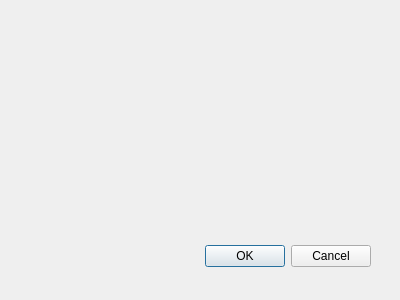
Bahamuttg/PiRinter3D, file probeconfigdialog.ui: the form before one commit.
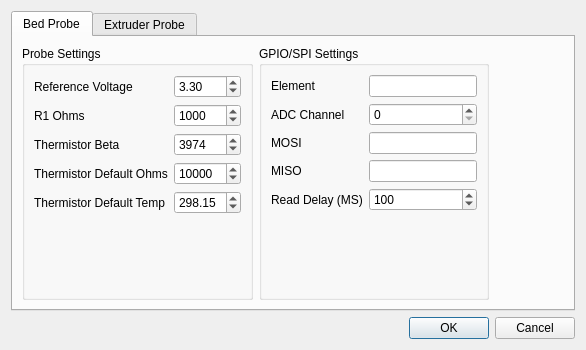
The form after the commit. Icons and pictures are not drawn.

Commit message: Switchover to PiGPIO complete. SPI interface for ADC converters started. Initital testing of the motor controller interface 100/100.

The edit to the form file:
```diff
--- a/probeconfigdialog.ui
+++ b/probeconfigdialog.ui
@@ -8,29 +8,482 @@
    <rect>
     <x>0</x>
     <y>0</y>
-    <width>400</width>
-    <height>300</height>
+    <width>586</width>
+    <height>350</height>
    </rect>
   </property>
   <property name="windowTitle">
    <string>Dialog</string>
   </property>
-  <widget name="buttonBox" class="QDialogButtonBox">
-   <property name="geometry">
-    <rect>
-     <x>30</x>
-     <y>240</y>
-     <width>341</width>
-     <height>32</height>
-    </rect>
-   </property>
-   <property name="orientation">
-    <enum>Qt::Horizontal</enum>
-   </property>
-   <property name="standardButtons">
-    <set>QDialogButtonBox::Cancel|QDialogButtonBox::Ok</set>
-   </property>
-  </widget>
+  <property name="windowIcon">
+   <iconset resource="PiRinter.qrc">
+    <normaloff>:/PiRinter/Icons/Resources/glossy_3d_blue_orbs2_106.png</normaloff>:/PiRinter/Icons/Resources/glossy_3d_blue_orbs2_106.png</iconset>
+  </property>
+  <layout class="QGridLayout" name="gridLayout_3">
+   <item row="0" column="0">
+    <layout class="QGridLayout" name="gridLayout_2">
+     <item row="0" column="0">
+      <widget class="QTabWidget" name="tabThermalProbes">
+       <property name="currentIndex">
+        <number>0</number>
+       </property>
+       <widget class="QWidget" name="tpBedProbe">
+        <attribute name="title">
+         <string>Bed Probe</string>
+        </attribute>
+        <layout class="QVBoxLayout" name="verticalLayout">
+         <item>
+          <layout class="QGridLayout" name="gridLayout_4">
+           <item row="0" column="1">
+            <widget class="QGroupBox" name="groupBox_2">
+             <property name="title">
+              <string>GPIO/SPI Settings</string>
+             </property>
+             <layout class="QVBoxLayout" name="verticalLayout_3">
+              <item>
+               <layout class="QFormLayout" name="formLayout_2">
+                <property name="fieldGrowthPolicy">
+                 <enum>QFormLayout::AllNonFixedFieldsGrow</enum>
+                </property>
+                <item row="0" column="0">
+                 <widget class="QLabel" name="elementGPIOPinLabel">
+                  <property name="text">
+                   <string>Element</string>
+                  </property>
+                 </widget>
+                </item>
+                <item row="0" column="1">
+                 <widget class="QLineEdit" name="leBedElementPin"/>
+                </item>
+                <item row="2" column="0">
+                 <widget class="QLabel" name="mOSIPinLabel">
+                  <property name="text">
+                   <string>MOSI</string>
+                  </property>
+                 </widget>
+                </item>
+                <item row="2" column="1">
+                 <widget class="QLineEdit" name="leBedMOSI"/>
+                </item>
+                <item row="3" column="0">
+                 <widget class="QLabel" name="mISOPinLabel">
+                  <property name="text">
+                   <string>MISO</string>
+                  </property>
+                 </widget>
+                </item>
+                <item row="3" column="1">
+                 <widget class="QLineEdit" name="leBedMISO"/>
+                </item>
+                <item row="4" column="0">
+                 <widget class="QLabel" name="readDelayLabel">
+                  <property name="text">
+                   <string>Read Delay (MS)</string>
+                  </property>
+                 </widget>
+                </item>
+                <item row="4" column="1">
+                 <widget class="QSpinBox" name="seBedPWM">
+                  <property name="maximum">
+                   <number>9999</number>
+                  </property>
+                  <property name="value">
+                   <number>100</number>
+                  </property>
+                 </widget>
+                </item>
+                <item row="1" column="0">
+                 <widget class="QLabel" name="aDCChannelLabel_2">
+                  <property name="text">
+                   <string>ADC Channel</string>
+                  </property>
+                 </widget>
+                </item>
+                <item row="1" column="1">
+                 <widget class="QSpinBox" name="seBedADCCh"/>
+                </item>
+               </layout>
+              </item>
+              <item>
+               <spacer name="verticalSpacer">
+                <property name="orientation">
+                 <enum>Qt::Vertical</enum>
+                </property>
+                <property name="sizeHint" stdset="0">
+                 <size>
+                  <width>20</width>
+                  <height>40</height>
+                 </size>
+                </property>
+               </spacer>
+              </item>
+             </layout>
+            </widget>
+           </item>
+           <item row="0" column="0">
+            <widget class="QGroupBox" name="gbResistors">
+             <property name="title">
+              <string>Probe Settings</string>
+             </property>
+             <layout class="QVBoxLayout" name="verticalLayout_2">
+              <item>
+               <layout class="QFormLayout" name="formLayout">
+                <property name="fieldGrowthPolicy">
+                 <enum>QFormLayout::AllNonFixedFieldsGrow</enum>
+                </property>
+                <item row="0" column="0">
+                 <widget class="QLabel" name="referenceVoltageLabel">
+                  <property name="text">
+                   <string>Reference Voltage</string>
+                  </property>
+                 </widget>
+                </item>
+                <item row="0" column="1">
+                 <widget class="QDoubleSpinBox" name="seBedRefV">
+                  <property name="value">
+                   <double>3.300000000000000</double>
+                  </property>
+                 </widget>
+                </item>
+                <item row="1" column="0">
+                 <widget class="QLabel" name="r1ValueLabel">
+                  <property name="text">
+                   <string>R1 Ohms</string>
+                  </property>
+                 </widget>
+                </item>
+                <item row="1" column="1">
+                 <widget class="QSpinBox" name="seBedR1Ohms">
+                  <property name="maximum">
+                   <number>99999999</number>
+                  </property>
+                  <property name="value">
+                   <number>1000</number>
+                  </property>
+                 </widget>
+                </item>
+                <item row="2" column="0">
+                 <widget class="QLabel" name="thermistorBetaLabel">
+                  <property name="text">
+                   <string>Thermistor Beta</string>
+                  </property>
+                 </widget>
+                </item>
+                <item row="2" column="1">
+                 <widget class="QSpinBox" name="seBedBeta">
+                  <property name="maximum">
+                   <number>99999999</number>
+                  </property>
+                  <property name="value">
+                   <number>3974</number>
+                  </property>
+                 </widget>
+                </item>
+                <item row="3" column="0">
+                 <widget class="QLabel" name="thermistorDefaultOhmsLabel">
+                  <property name="text">
+                   <string>Thermistor Default Ohms</string>
+                  </property>
+                 </widget>
+                </item>
+                <item row="3" column="1">
+                 <widget class="QSpinBox" name="seBedProbeOhms">
+                  <property name="maximum">
+                   <number>99999999</number>
+                  </property>
+                  <property name="value">
+                   <number>10000</number>
+                  </property>
+                 </widget>
+                </item>
+                <item row="4" column="0">
+                 <widget class="QLabel" name="thermistorDefaultTempLabel">
+                  <property name="text">
+                   <string>Thermistor Default Temp</string>
+                  </property>
+                 </widget>
+                </item>
+                <item row="4" column="1">
+                 <widget class="QDoubleSpinBox" name="seBedProbeTemp">
+                  <property name="maximum">
+                   <double>999.990000000000009</double>
+                  </property>
+                  <property name="value">
+                   <double>298.149999999999977</double>
+                  </property>
+                 </widget>
+                </item>
+               </layout>
+              </item>
+              <item>
+               <spacer name="verticalSpacer_2">
+                <property name="orientation">
+                 <enum>Qt::Vertical</enum>
+                </property>
+                <property name="sizeHint" stdset="0">
+                 <size>
+                  <width>20</width>
+                  <height>40</height>
+                 </size>
+                </property>
+               </spacer>
+              </item>
+             </layout>
+            </widget>
+           </item>
+           <item row="0" column="2">
+            <spacer name="horizontalSpacer">
+             <property name="orientation">
+              <enum>Qt::Horizontal</enum>
+             </property>
+             <property name="sizeHint" stdset="0">
+              <size>
+               <width>40</width>
+               <height>20</height>
+              </size>
+             </property>
+            </spacer>
+           </item>
+          </layout>
+         </item>
+        </layout>
+       </widget>
+       <widget class="QWidget" name="tpExtProbe">
+        <attribute name="title">
+         <string>Extruder Probe</string>
+        </attribute>
+        <layout class="QVBoxLayout" name="verticalLayout_7">
+         <item>
+          <layout class="QGridLayout" name="gridLayout_5">
+           <item row="0" column="1">
+            <widget class="QGroupBox" name="groupBox_3">
+             <property name="title">
+              <string>GPIO/SPI Settings</string>
+             </property>
+             <layout class="QVBoxLayout" name="verticalLayout_5">
+              <item>
+               <layout class="QFormLayout" name="formLayout_4">
+                <property name="fieldGrowthPolicy">
+                 <enum>QFormLayout::AllNonFixedFieldsGrow</enum>
+                </property>
+                <item row="0" column="0">
+                 <widget class="QLabel" name="elementGPIOPinLabel_2">
+                  <property name="text">
+                   <string>Element</string>
+                  </property>
+                 </widget>
+                </item>
+                <item row="0" column="1">
+                 <widget class="QLineEdit" name="leBedElementPin_2"/>
+                </item>
+                <item row="2" column="0">
+                 <widget class="QLabel" name="mOSIPinLabel_2">
+                  <property name="text">
+                   <string>MOSI</string>
+                  </property>
+                 </widget>
+                </item>
+                <item row="2" column="1">
+                 <widget class="QLineEdit" name="leBedMOSI_2"/>
+                </item>
+                <item row="3" column="0">
+                 <widget class="QLabel" name="mISOPinLabel_2">
+                  <property name="text">
+                   <string>MISO</string>
+                  </property>
+                 </widget>
+                </item>
+                <item row="3" column="1">
+                 <widget class="QLineEdit" name="leBedMISO_2"/>
+                </item>
+                <item row="4" column="0">
+                 <widget class="QLabel" name="readDelayMSLabel">
+                  <property name="text">
+                   <string>Read Delay (MS)</string>
+                  </property>
+                 </widget>
+                </item>
+                <item row="4" column="1">
+                 <widget class="QSpinBox" name="seExtPWM">
+                  <property name="maximum">
+                   <number>9999</number>
+                  </property>
+                  <property name="value">
+                   <number>100</number>
+                  </property>
+                 </widget>
+                </item>
+                <item row="1" column="0">
+                 <widget class="QLabel" name="aDCChannelLabel">
+                  <property name="text">
+                   <string>ADC Channel</string>
+                  </property>
+                 </widget>
+                </item>
+                <item row="1" column="1">
+                 <widget class="QSpinBox" name="seExtADCCh"/>
+                </item>
+               </layout>
+              </item>
+              <item>
+               <spacer name="verticalSpacer_4">
+                <property name="orientation">
+                 <enum>Qt::Vertical</enum>
+                </property>
+                <property name="sizeHint" stdset="0">
+                 <size>
+                  <width>20</width>
+                  <height>40</height>
+                 </size>
+                </property>
+               </spacer>
+              </item>
+             </layout>
+            </widget>
+           </item>
+           <item row="0" column="0">
+            <widget class="QGroupBox" name="gbResistors_2">
+             <property name="title">
+              <string>Probe Settings</string>
+             </property>
+             <layout class="QVBoxLayout" name="verticalLayout_6">
+              <item>
+               <layout class="QFormLayout" name="formLayout_5">
+                <property name="fieldGrowthPolicy">
+                 <enum>QFormLayout::AllNonFixedFieldsGrow</enum>
+                </property>
+                <item row="0" column="0">
+                 <widget class="QLabel" name="referenceVoltageLabel_3">
+                  <property name="text">
+                   <string>Reference Voltage</string>
+                  </property>
+                 </widget>
+                </item>
+                <item row="0" column="1">
+                 <widget class="QDoubleSpinBox" name="seBedRefV_3">
+                  <property name="value">
+                   <double>3.300000000000000</double>
+                  </property>
+                 </widget>
+                </item>
+                <item row="1" column="0">
+                 <widget class="QLabel" name="r1ValueLabel_3">
+                  <property name="text">
+                   <string>R1 Ohms</string>
+                  </property>
+                 </widget>
+                </item>
+                <item row="1" column="1">
+                 <widget class="QSpinBox" name="seBedR1Ohms_3">
+                  <property name="maximum">
+                   <number>99999999</number>
+                  </property>
+                  <property name="value">
+                   <number>1000</number>
+                  </property>
+                 </widget>
+                </item>
+                <item row="2" column="0">
+                 <widget class="QLabel" name="thermistorBetaLabel_3">
+                  <property name="text">
+                   <string>Thermistor Beta</string>
+                  </property>
+                 </widget>
+                </item>
+                <item row="2" column="1">
+                 <widget class="QSpinBox" name="seBedBeta_3">
+                  <property name="maximum">
+                   <number>99999999</number>
+                  </property>
+                  <property name="value">
+                   <number>3974</number>
+                  </property>
+                 </widget>
+                </item>
+                <item row="3" column="0">
+                 <widget class="QLabel" name="thermistorDefaultOhmsLabel_3">
+                  <property name="text">
+                   <string>Thermistor Default Ohms</string>
+                  </property>
+                 </widget>
+                </item>
+                <item row="3" column="1">
+                 <widget class="QSpinBox" name="seBedProbeOhms_3">
+                  <property name="maximum">
+                   <number>99999999</number>
+                  </property>
+                  <property name="value">
+                   <number>10000</number>
+                  </property>
+                 </widget>
+                </item>
+                <item row="4" column="0">
+                 <widget class="QLabel" name="thermistorDefaultTempLabel_3">
+                  <property name="text">
+                   <string>Thermistor Default Temp</string>
+                  </property>
+                 </widget>
+                </item>
+                <item row="4" column="1">
+                 <widget class="QDoubleSpinBox" name="seBedProbeTemp_3">
+                  <property name="maximum">
+                   <double>999.990000000000009</double>
+                  </property>
+                  <property name="value">
+                   <double>298.149999999999977</double>
+                  </property>
+                 </widget>
+                </item>
+               </layout>
+              </item>
+              <item>
+               <spacer name="verticalSpacer_5">
+                <property name="orientation">
+                 <enum>Qt::Vertical</enum>
+                </property>
+                <property name="sizeHint" stdset="0">
+                 <size>
+                  <width>20</width>
+                  <height>40</height>
+                 </size>
+                </property>
+               </spacer>
+              </item>
+             </layout>
+            </widget>
+           </item>
+           <item row="0" column="2">
+            <spacer name="horizontalSpacer_2">
+             <property name="orientation">
+              <enum>Qt::Horizontal</enum>
+             </property>
+             <property name="sizeHint" stdset="0">
+              <size>
+               <width>40</width>
+               <height>20</height>
+              </size>
+             </property>
+            </spacer>
+           </item>
+          </layout>
+         </item>
+        </layout>
+       </widget>
+      </widget>
+     </item>
+    </layout>
+   </item>
+   <item row="1" column="0">
+    <widget class="QDialogButtonBox" name="buttonBox">
+     <property name="orientation">
+      <enum>Qt::Horizontal</enum>
+     </property>
+     <property name="standardButtons">
+      <set>QDialogButtonBox::Cancel|QDialogButtonBox::Ok</set>
+     </property>
+    </widget>
+   </item>
+  </layout>
  </widget>
  <pixmapfunction/>
  <resources/>
```
Left out of the diff: 13 changed lines with no effect on the pictures. The commit also changes 15 other files.
